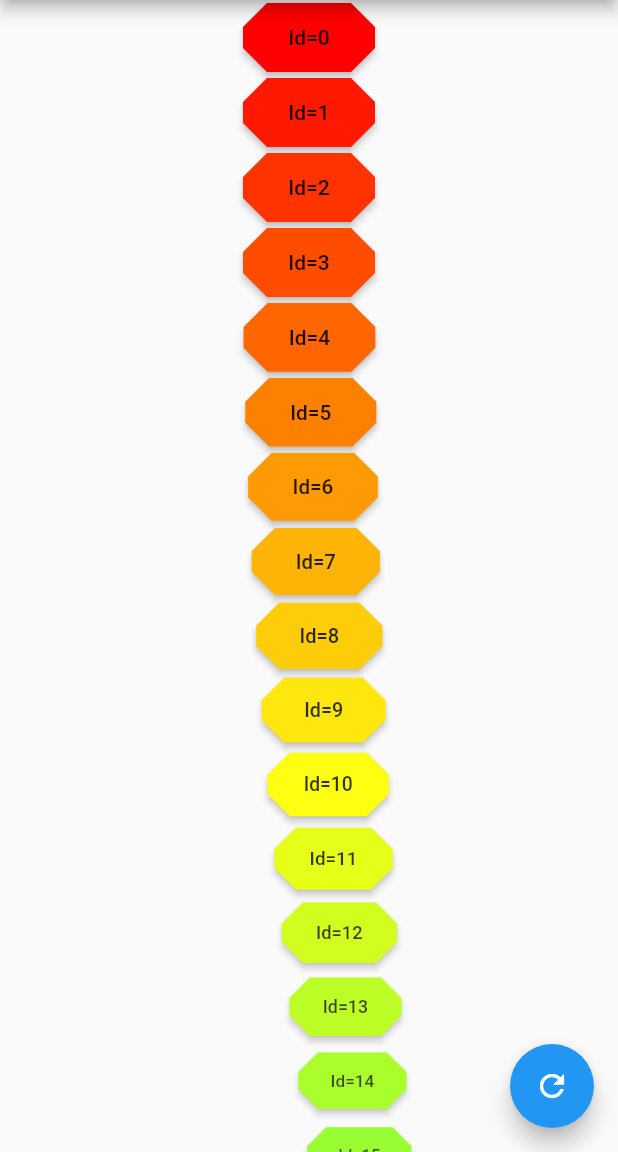
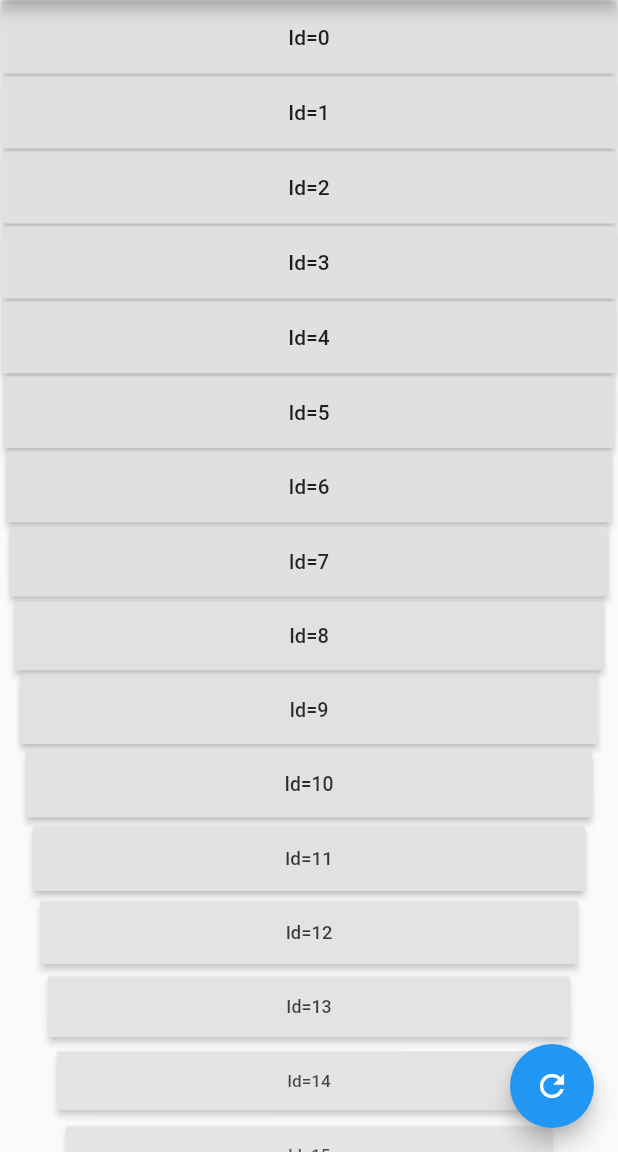
Before and after one commit to axilesoft/AFWidgets, a Flutter app: the screen it shows after launch, scrolled down 576 dp, after a tap on the "refresh" icon, on a phone screen of 412 x 824 dp, the part 84-1236 px from its top. Run offline on Flutter 3.47's test engine with Material 2 defaults, Android fonts, the phone set to English and light mode, and no system bars.

Commit message:
small change

```diff
--- a/animated_listview/example/lib/main.dart
+++ b/animated_listview/example/lib/main.dart
@@ -30,7 +30,7 @@ class _MyHomePageState extends State<MyHomePage> {
   AnimatedListView _alv;
   void _incrementCounter() {
     setState(() {
-      curALV = (curALV + 1) % animatedListViewBuilders.length;
+      curALV = (curALV + 1);
     });
   }
 
@@ -77,10 +77,9 @@ class _MyHomePageState extends State<MyHomePage> {
       return Opacity(
         //key: PageStorageKey<MediaItem>(widget.entry),
         opacity: aniValue.clamp(0.0, 1.0),
-        child: Center(
         child: Container(
           height: 50,
-            padding: EdgeInsets.all(2),
+          padding: EdgeInsets.all(1),
           transform: Matrix4.translationValues(
                 trl,
                 0,
@@ -90,19 +89,16 @@ class _MyHomePageState extends State<MyHomePage> {
           child: RaisedButton(
             highlightColor:
                 HSLColor.fromAHSL(1.0, index * 6.0 % 360, 1, 0.8).toColor(),
-              shape: BeveledRectangleBorder(
-                  borderRadius: BorderRadius.circular(16)),
-              color:
-                  HSLColor.fromAHSL(1.0, index * 6.0 % 360, 1, 0.5).toColor(),
+           // color:                HSLColor.fromAHSL(1.0, index * 6.0 % 360, 1, 0.5).toColor(),
             child: Text(
                 "Id=$index"), //,AniIdx=$_aniIdx,DelayMs=$delayMs  |  ${widget.entry.title} "),
             onPressed: () {},
           ),
         ),
-        ),
       );
     },
   ];
+
   int curALV = 0;
   @override
   Widget build(BuildContext context) {
@@ -114,7 +110,7 @@ class _MyHomePageState extends State<MyHomePage> {
       ),
       body: _alv = AnimatedListView(
         key: new ObjectKey(curALV),
-        aniItemBuilder: animatedListViewBuilders[curALV],
+        aniItemBuilder: animatedListViewBuilders[curALV % animatedListViewBuilders.length],
         itemCount: 100,
       ),
       floatingActionButton: FloatingActionButton(
--- a/animated_listview/lib/animated_listview.dart
+++ b/animated_listview/lib/animated_listview.dart
@@ -6,7 +6,7 @@
 library animated_listview;
 
 import 'package:flutter/material.dart';
-import 'package:vector_math/vector_math_64.dart' show Matrix4;
+
 
 void dbgPrint(String message, {int wrapWidthParam}) {
   assert((){debugPrint(message,wrapWidth:wrapWidthParam);return true;}());
--- a/animated_listview/pubspec.yaml
+++ b/animated_listview/pubspec.yaml
@@ -1,8 +1,8 @@
 name: animated_listview
 description: A listview widget with item animation
 version: 0.0.1
-author: Axilesoft (axilesoft.com)
-homepage:
+author: Axilesoft <axilesoft@gmail.com>
+homepage: https://github.com/axilesoft/AFWidgets/tree/master/animated_listview
 
 environment:
   sdk: ">=2.1.0 <3.0.0"
@@ -14,6 +14,8 @@ dependencies:
 dev_dependencies:
   flutter_test:
     sdk: flutter
+  example:
+    path: example
 
 # For information on the generic Dart part of this file, see the
 # following page: https://www.dartlang.org/tools/pub/pubspec
```
Lines whose indentation alone changed are shown as unchanged.
